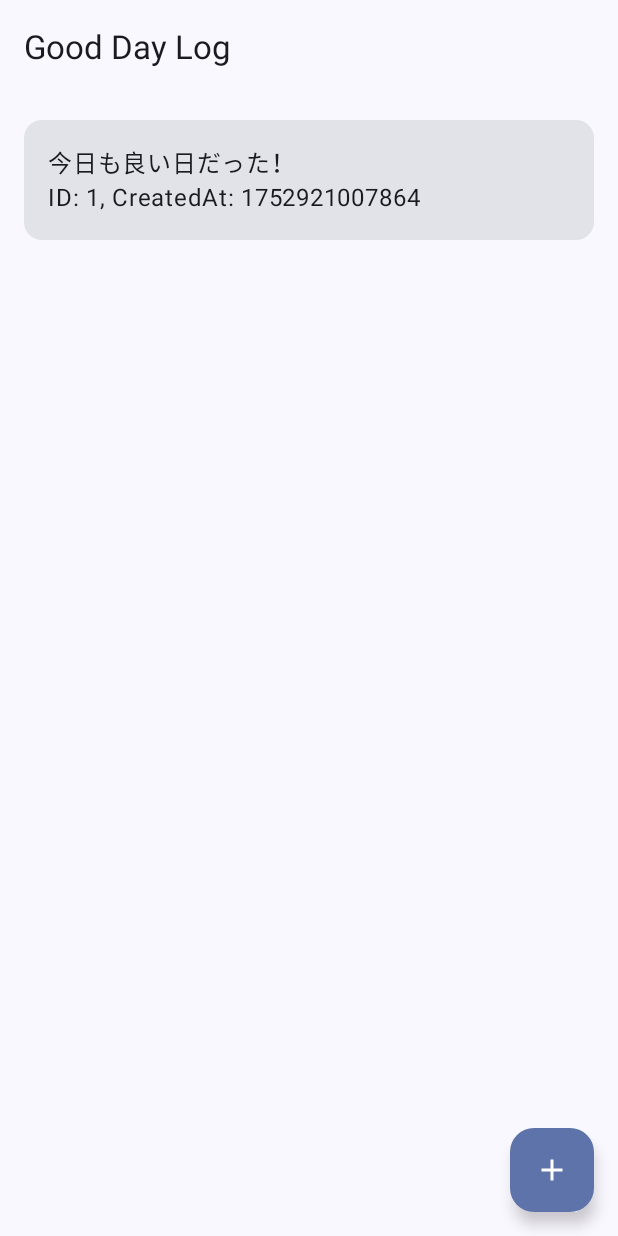
After one commit to john-miha/GoodDayLog, an Android app built with Jetpack Compose: the CalendarScreen screen opened through its navigation route, on a phone screen of 412 x 824 dp. The commit adds this screen. Run offline under Robolectric (Android 15) with nearby library versions, the phone set to English and light mode, and no system bars; our stand-ins replace Room's generated code.

Commit message:
手順4.4まで完了。 ・UI実装 ・日記の追加操作実装 ・日記をDBに保存する処理実装。（アプリをkillしてもデータが保持される。

```diff
--- a/source/app/src/main/AndroidManifest.xml
+++ b/source/app/src/main/AndroidManifest.xml
@@ -3,6 +3,7 @@
     xmlns:tools="http://schemas.android.com/tools">
 
     <application
+        android:name=".GoodDayLogApplication"
         android:allowBackup="true"
         android:dataExtractionRules="@xml/data_extraction_rules"
         android:fullBackupContent="@xml/backup_rules"
--- /dev/null
+++ b/source/app/src/main/java/com/example/gooddaylog/data/db/AppDatabase.kt
@@ -0,0 +1,32 @@
+package com.example.gooddaylog.data.db
+
+import android.content.Context
+import androidx.room.Database
+import androidx.room.Room
+import androidx.room.RoomDatabase
+import com.example.gooddaylog.data.db.dao.DiaryDao
+import com.example.gooddaylog.data.db.entity.Diary
+
+@Database(entities = [Diary::class], version = 1, exportSchema = false)
+abstract class AppDatabase : RoomDatabase() {
+    abstract fun diaryDao(): DiaryDao
+
+    companion object {
+        // @Volatileアノテーションで、この変数が常に最新の値であることが保証される
+        @Volatile
+        private var INSTANCE: AppDatabase? = null
+
+        fun getInstance(context: Context): AppDatabase {
+            // INSTANCEがnullでなければそれを返し、nullなら同期的にデータベースを構築する
+            return INSTANCE ?: synchronized(this) {
+                val instance = Room.databaseBuilder(
+                    context.applicationContext,
+                    AppDatabase::class.java,
+                    "good_day_log_database"
+                ).build()
+                INSTANCE = instance
+                instance
+            }
+        }
+    }
+}
--- /dev/null
+++ b/source/app/src/main/java/com/example/gooddaylog/data/db/dao/DiaryDao.kt
@@ -0,0 +1,19 @@
+package com.example.gooddaylog.data.db.dao
+
+import androidx.room.Dao
+import androidx.room.Insert
+import androidx.room.OnConflictStrategy
+import androidx.room.Query
+import com.example.gooddaylog.data.db.entity.Diary
+import kotlinx.coroutines.flow.Flow
+
+@Dao
+interface DiaryDao {
+    // 新しい日記を挿入する。競合した場合は置き換える。
+    @Insert(onConflict = OnConflictStrategy.REPLACE)
+    suspend fun insertDiary(diary: Diary)
+
+    // 全ての日記を作成日時の降順（新しいものが上）で取得し、Flowで監視する
+    @Query("SELECT * FROM diaries ORDER BY createdAt DESC")
+    fun getAllDiaries(): Flow<List<Diary>>
+}
--- /dev/null
+++ b/source/app/src/main/java/com/example/gooddaylog/data/db/entity/Diary.kt
@@ -0,0 +1,12 @@
+package com.example.gooddaylog.data.db.entity
+
+import androidx.room.Entity
+import androidx.room.PrimaryKey
+
+@Entity(tableName = "diaries")
+data class Diary(
+    @PrimaryKey(autoGenerate = true)
+    val id: Long = 0,
+    val content: String,
+    val createdAt: Long = System.currentTimeMillis()
+)
--- /dev/null
+++ b/source/app/src/main/java/com/example/gooddaylog/data/repository/DiaryRepository.kt
@@ -0,0 +1,10 @@
+package com.example.gooddaylog.data.repository
+
+import com.example.gooddaylog.data.db.entity.Diary
+import kotlinx.coroutines.flow.Flow
+
+// Repositoryのインターフェース（設計図）
+interface DiaryRepository {
+    fun getAllDiaries(): Flow<List<Diary>>
+    suspend fun addDiary(diary: Diary)
+}
--- /dev/null
+++ b/source/app/src/main/java/com/example/gooddaylog/data/repository/DiaryRepositoryImpl.kt
@@ -0,0 +1,19 @@
+package com.example.gooddaylog.data.repository
+
+import com.example.gooddaylog.data.db.dao.DiaryDao
+import com.example.gooddaylog.data.db.entity.Diary
+import kotlinx.coroutines.flow.Flow
+
+// Repositoryの実装クラス
+class DiaryRepositoryImpl(
+    private val diaryDao: DiaryDao // DAOをコンストラクタで受け取る
+) : DiaryRepository {
+
+    override fun getAllDiaries(): Flow<List<Diary>> {
+        return diaryDao.getAllDiaries()
+    }
+
+    override suspend fun addDiary(diary: Diary) {
+        diaryDao.insertDiary(diary)
+    }
+}
--- /dev/null
+++ b/source/app/src/main/java/com/example/gooddaylog/di/AppModule.kt
@@ -0,0 +1,14 @@
+package com.example.gooddaylog.di
+
+import android.content.Context
+import com.example.gooddaylog.data.db.AppDatabase
+import com.example.gooddaylog.data.repository.DiaryRepository
+import com.example.gooddaylog.data.repository.DiaryRepositoryImpl
+
+// アプリ全体の依存性を管理するオブジェクト
+object AppModule {
+    fun provideDiaryRepository(context: Context): DiaryRepository {
+        val database = AppDatabase.getInstance(context)
+        return DiaryRepositoryImpl(database.diaryDao())
+    }
+}
--- /dev/null
+++ b/source/app/src/main/java/com/example/gooddaylog/ui/navigation/AppNavigation.kt
@@ -0,0 +1,41 @@
+package com.example.gooddaylog.ui.navigation
+
+import androidx.compose.runtime.Composable
+import androidx.navigation.NavHostController
+import androidx.navigation.compose.NavHost
+import androidx.navigation.compose.composable
+import androidx.navigation.compose.rememberNavController
+import com.example.gooddaylog.ui.screen.calendar.CalendarScreen
+import com.example.gooddaylog.ui.screen.input.InputScreen
+
+@Composable
+fun AppNavigation(
+    navController: NavHostController = rememberNavController()
+) {
+    // NavHostが画面遷移のコントローラーとなる
+    NavHost(
+        navController = navController,
+        startDestination = Screen.Calendar.route // 最初に表示する画面を指定
+    ) {
+        // カレンダー画面へのルート
+        composable(route = Screen.Calendar.route) {
+            CalendarScreen(navController = navController)
+        }
+
+        // 入力画面へのルート
+        composable(
+            route = Screen.Input.route,
+            arguments = Screen.Input.navArguments // Screenで定義した引数をここで登録
+        ) { backStackEntry ->
+            // ナビゲーションから引数を安全に取得
+            val diaryId = backStackEntry.arguments?.getLong("diaryId") ?: 0L
+            InputScreen(
+                navController = navController,
+                diaryId = diaryId
+            )
+        }
+
+        // TODO: 設定画面など、他の画面へのルートもここに追加していく
+        // composable(route = Screen.Settings.route) { ... }
+    }
+}
--- /dev/null
+++ b/source/app/src/main/java/com/example/gooddaylog/ui/screen/calendar/CalendarScreen.kt
@@ -0,0 +1,89 @@
+package com.example.gooddaylog.ui.screen.calendar
+
+import android.app.Application
+import androidx.compose.foundation.layout.Arrangement
+import androidx.compose.foundation.layout.Column
+import androidx.compose.foundation.layout.PaddingValues
+import androidx.compose.foundation.layout.fillMaxSize
+import androidx.compose.foundation.layout.fillMaxWidth
+import androidx.compose.foundation.layout.padding
+import androidx.compose.foundation.lazy.LazyColumn
+import androidx.compose.foundation.lazy.items
+import androidx.compose.material.icons.Icons
+import androidx.compose.material.icons.filled.Add
+import androidx.compose.material3.Card
+import androidx.compose.material3.ExperimentalMaterial3Api
+import androidx.compose.material3.FloatingActionButton
+import androidx.compose.material3.Icon
+import androidx.compose.material3.Scaffold
+import androidx.compose.material3.Text
+import androidx.compose.material3.TopAppBar
+import androidx.compose.runtime.Composable
+import androidx.compose.runtime.collectAsState
+import androidx.compose.runtime.getValue
+import androidx.compose.ui.Modifier
+import androidx.compose.ui.platform.LocalContext
+import androidx.compose.ui.unit.dp
+import androidx.lifecycle.viewmodel.compose.viewModel
+import androidx.navigation.NavController
+import com.example.gooddaylog.data.db.entity.Diary
+import com.example.gooddaylog.di.AppModule
+
+@OptIn(ExperimentalMaterial3Api::class)
+@Composable
+fun CalendarScreen(
+    navController: NavController,
+) {
+    // DIコンテナからRepositoryを取得し、ViewModelFactory経由でViewModelを生成
+    val context = LocalContext.current
+    val diaryRepository = AppModule.provideDiaryRepository(context)
+    val viewModel: CalendarViewModel = viewModel(
+        factory = CalendarViewModelFactory(diaryRepository)
+    )
+
+    // ViewModelのuiStateを監視
+    val uiState by viewModel.uiState.collectAsState()
+
+    Scaffold(
+        topBar = {
+            TopAppBar(title = { Text("Good Day Log") })
+        },
+        floatingActionButton = {
+            FloatingActionButton(onClick = {
+                // FABをタップしたらViewModelのメソッドを呼ぶ
+                viewModel.addDummyDiary()
+            }) {
+                Icon(Icons.Filled.Add, contentDescription = "Add Diary")
+            }
+        }
+    ) { innerPadding ->
+        // 日記リストを表示
+        DiaryList(
+            modifier = Modifier.padding(innerPadding),
+            diaries = uiState.diaries
+        )
+    }
+}
+
+@Composable
+fun DiaryList(modifier: Modifier = Modifier, diaries: List<Diary>) {
+    LazyColumn(
+        modifier = modifier.fillMaxSize(),
+        contentPadding = PaddingValues(16.dp),
+        verticalArrangement = Arrangement.spacedBy(8.dp)
+    ) {
+        items(diaries) { diary ->
+            DiaryCard(diary)
+        }
+    }
+}
+
+@Composable
+fun DiaryCard(diary: Diary) {
+    Card(modifier = Modifier.fillMaxWidth()) {
+        Column(modifier = Modifier.padding(16.dp)) {
+            Text(text = diary.content)
+            Text(text = "ID: ${diary.id}, CreatedAt: ${diary.createdAt}")
+        }
+    }
+}
--- /dev/null
+++ b/source/app/src/main/java/com/example/gooddaylog/ui/screen/calendar/CalendarViewModel.kt
@@ -0,0 +1,54 @@
+package com.example.gooddaylog.ui.screen.calendar
+
+import androidx.lifecycle.ViewModel
+import androidx.lifecycle.ViewModelProvider
+import androidx.lifecycle.viewModelScope
+import com.example.gooddaylog.data.db.entity.Diary
+import com.example.gooddaylog.data.repository.DiaryRepository
+import kotlinx.coroutines.flow.MutableStateFlow
+import kotlinx.coroutines.flow.asStateFlow
+import kotlinx.coroutines.flow.collect
+import kotlinx.coroutines.launch
+
+// UIの状態を表すデータクラス
+data class CalendarUiState(
+    val diaries: List<Diary> = emptyList()
+)
+
+class CalendarViewModel(
+    private val diaryRepository: DiaryRepository
+) : ViewModel() {
+
+    private val _uiState = MutableStateFlow(CalendarUiState())
+    val uiState = _uiState.asStateFlow()
+
+    init {
+        // ViewModelが作成されたら、DBからの日記リストの監視を開始する
+        viewModelScope.launch {
+            diaryRepository.getAllDiaries().collect { diaries ->
+                _uiState.value = CalendarUiState(diaries = diaries)
+            }
+        }
+    }
+
+    // 新しいダミーの日記を追加する
+    fun addDummyDiary() {
+        viewModelScope.launch {
+            val newDiary = Diary(content = "今日も良い日だった！")
+            diaryRepository.addDiary(newDiary)
+        }
+    }
+}
+
+// ViewModelにRepositoryを注入するためのFactoryクラス
+class CalendarViewModelFactory(
+    private val repository: DiaryRepository
+) : ViewModelProvider.Factory {
+    override fun <T : ViewModel> create(modelClass: Class<T>): T {
+        if (modelClass.isAssignableFrom(CalendarViewModel::class.java)) {
+            @Suppress("UNCHECKED_CAST")
+            return CalendarViewModel(repository) as T
+        }
+        throw IllegalArgumentException("Unknown ViewModel class")
+    }
+}
```
Also changed, not shown: source/app/src/main/java/com/example/gooddaylog/GoodDayLogApplication.kt (added, +8 -0 lines), source/app/src/main/java/com/example/gooddaylog/MainActivity.kt (+9 -28 lines), source/app/src/main/java/com/example/gooddaylog/ui/navigation/Screen.kt (added, +40 -0 lines), source/app/src/main/java/com/example/gooddaylog/ui/screen/input/InputScreen.kt (added, +48 -0 lines).
